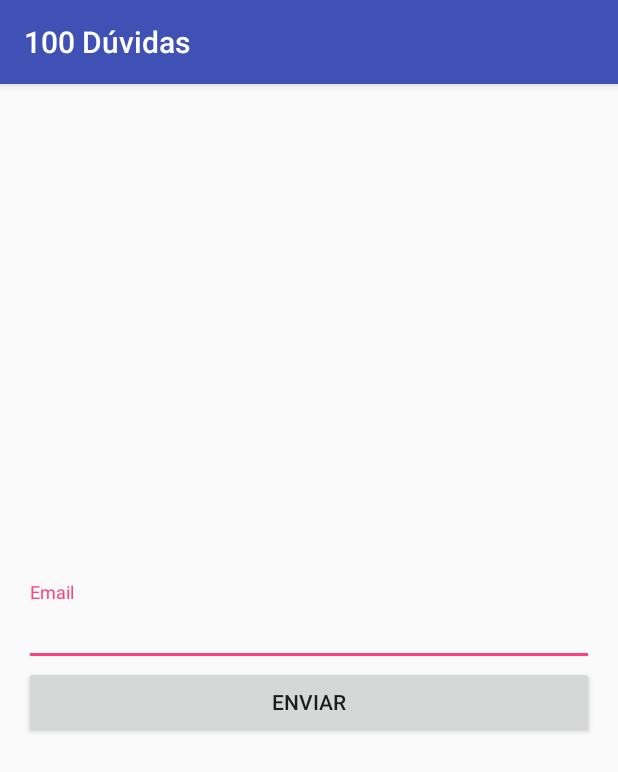
After one commit to InfnApps/ClassManager, an Android app: the ResetarSenha screen opened directly, with no data from a screen before it, on a phone screen of 412 x 824 dp. The commit adds this screen. Shown: the top 772 px of the screen. Run offline under Robolectric (Android 15) with nearby library versions, the phone set to English and light mode, and no system bars; our stand-ins replace Firebase (no records; nobody signed in at launch, a user with empty details on screens opened directly).

Commit message:
add tarefa extra

```diff
--- a/app/src/main/AndroidManifest.xml
+++ b/app/src/main/AndroidManifest.xml
@@ -16,6 +16,7 @@
                 <category android:name="android.intent.category.LAUNCHER" />
             </intent-filter>
         </activity>
+        <activity android:name=".utils.ResetarSenha"/>
         <activity android:name=".QuestionComposerActivity" />
         <activity android:name=".QuestionFeedbackActivity" />
         <activity android:name=".ShowQuestionActivity"></activity>
--- /dev/null
+++ b/app/src/main/java/br/edu/infnet/classmanager/utils/ResetarSenha.java
@@ -0,0 +1,68 @@
+package br.edu.infnet.classmanager.utils;
+
+import android.content.Intent;
+import android.os.Bundle;
+import android.support.annotation.NonNull;
+import android.support.v7.app.AppCompatActivity;
+import android.text.TextUtils;
+import android.view.View;
+import android.widget.Button;
+import android.widget.EditText;
+import android.widget.Toast;
+
+import com.google.android.gms.tasks.OnCompleteListener;
+import com.google.android.gms.tasks.Task;
+import com.google.firebase.auth.FirebaseAuth;
+
+import br.edu.infnet.classmanager.LoginActivity;
+import br.edu.infnet.classmanager.R;
+
+public class ResetarSenha extends AppCompatActivity {
+
+    private Button Reset;
+    private EditText Email;
+    private FirebaseAuth mAuth;
+
+    @Override
+    protected void onCreate(Bundle savedInstanceState)
+    {
+
+        super.onCreate(savedInstanceState);
+        setContentView(R.layout.activity_resetarsenha);
+
+        mAuth = FirebaseAuth.getInstance();
+
+
+
+        Reset = (Button)findViewById(R.id.send_button);
+        Email = (EditText)findViewById(R.id.email_send);
+
+
+        Reset.setOnClickListener(new View.OnClickListener() {
+            @Override
+            public void onClick(View view) {
+                String userEmail = Email.getText().toString();
+
+                if (TextUtils.isEmpty(userEmail)){
+                    Toast.makeText(ResetarSenha.this, "Informe um e-mail válido", Toast.LENGTH_SHORT).show();
+                }else {
+                    mAuth.sendPasswordResetEmail(userEmail).addOnCompleteListener(new OnCompleteListener<Void>() {
+                        @Override
+                        public void onComplete(@NonNull Task<Void> task) {
+
+                            if (task.isSuccessful()){
+                                Toast.makeText(ResetarSenha.this, "Verifique em seu e-mail o reset de senha", Toast.LENGTH_SHORT).show();
+                                startActivity(new Intent(ResetarSenha.this,LoginActivity.class));
+                            }else {
+                                String erro = task.getException().getMessage();
+                                Toast.makeText(ResetarSenha.this, "Error : " +erro, Toast.LENGTH_SHORT).show();
+                            }
+
+                        }
+                    });
+                }
+            }
+        });
+    }
+
+}
--- /dev/null
+++ b/app/src/main/res/layout/activity_resetarsenha.xml
@@ -0,0 +1,35 @@
+<?xml version="1.0" encoding="utf-8"?>
+<LinearLayout xmlns:android="http://schemas.android.com/apk/res/android"
+    xmlns:app="http://schemas.android.com/apk/res-auto"
+    xmlns:tools="http://schemas.android.com/tools"
+    android:layout_width="match_parent"
+    android:layout_height="match_parent"
+    android:orientation="vertical"
+    android:gravity="center"
+    android:padding="@dimen/default_padding"
+    tools:context=".LoginActivity">
+
+
+    <android.support.design.widget.TextInputLayout
+        android:layout_width="match_parent"
+        android:layout_height="wrap_content">
+        <EditText
+            android:id="@+id/email_send"
+            android:layout_width="match_parent"
+            android:layout_height="wrap_content"
+            android:ems="10"
+            android:inputType="textEmailAddress"
+            android:hint="@string/send_reset"/>
+
+    </android.support.design.widget.TextInputLayout>
+
+
+    <Button
+        android:id="@+id/send_button"
+        android:text="@string/send_email"
+        android:layout_width="match_parent"
+        android:layout_height="wrap_content"
+        />
+
+
+</LinearLayout>
--- a/app/src/main/res/values/strings.xml
+++ b/app/src/main/res/values/strings.xml
@@ -18,6 +18,8 @@
     <string name="email_prompt">Email</string>
     <string name="password_prompt">Senha</string>
     <string name="signin">Entrar</string>
+    <string name="send_reset">Email</string>
+    <string name="send_email">Enviar</string>
     <string name="signup_text">Cadastrar</string>
     <string name="email_confirmation_prompt">Confirme o email</string>
     <string name="password_confirmation_prompt">Confirme a senha</string>
```
Also changed, not shown: app/build.gradle (+11 -9 lines), app/src/main/java/br/edu/infnet/classmanager/LoginActivity.java (+18 -0 lines), app/src/main/res/layout/activity_login.xml (+7 -0 lines).
